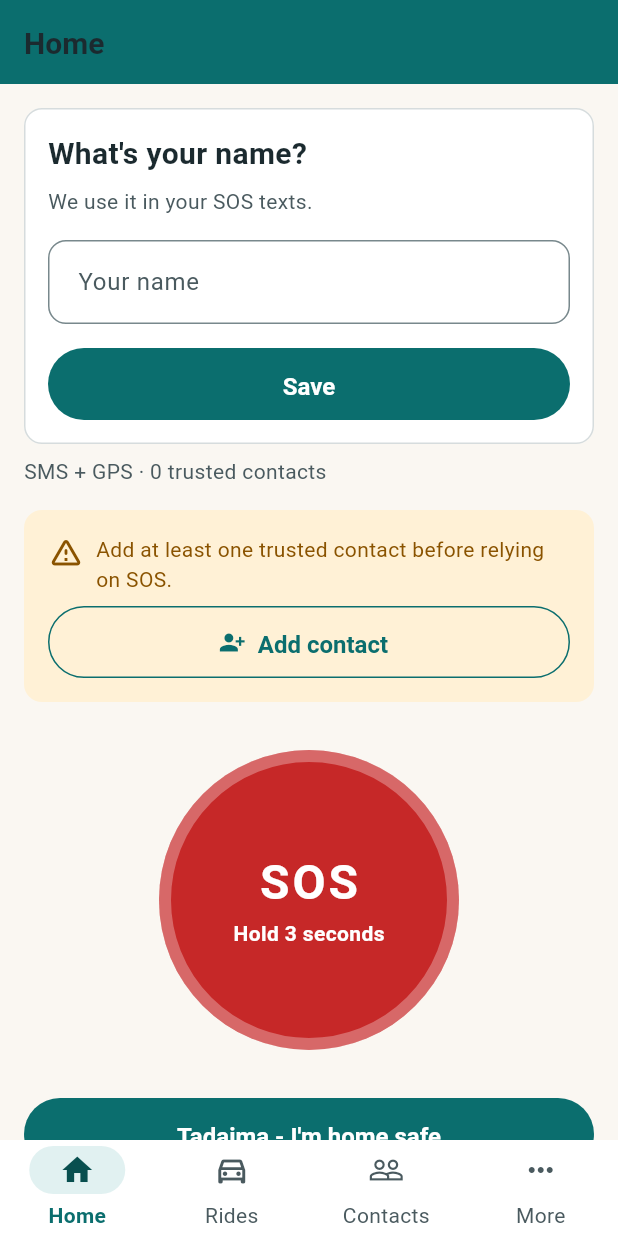
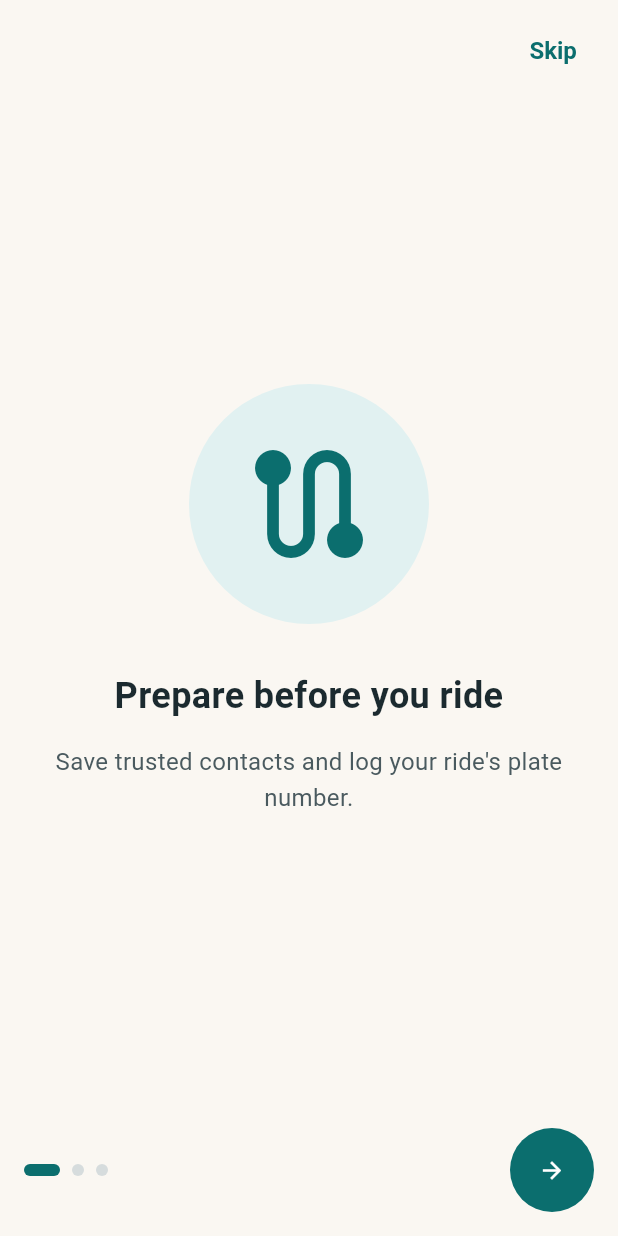
Before and after one commit to Glitch-0-CPO1/Tadaima-app, a Flutter app: the screen it shows after launch, on a phone screen of 412 x 824 dp. Run offline on Flutter 3.47's test engine with Material 3 defaults, Android fonts, the phone set to English and light mode, and no system bars; our stand-ins replace geolocator, shared_preferences.

Commit message:
Before Home redesign

```diff
--- a/lib/main.dart
+++ b/lib/main.dart
@@ -7,7 +7,9 @@ import 'providers/rides_provider.dart';
 import 'screens/contacts_screen.dart';
 import 'screens/home_screen.dart';
 import 'screens/more_screen.dart';
+import 'screens/onboarding_screen.dart';
 import 'screens/rides_screen.dart';
+import 'theme/app_colors.dart';
 import 'theme/app_theme.dart';
 
 void main() {
@@ -40,9 +42,33 @@ class TadaimaApp extends StatelessWidget {
         title: 'Tadaima',
         debugShowCheckedModeBanner: false,
         theme: AppTheme.light,
-        home: const AppShell(),
+        home: const _StartupRouter(),
       ),
     );
+  }
+}
+
+/// Routes to onboarding or the main app based on saved state.
+class _StartupRouter extends StatelessWidget {
+  const _StartupRouter();
+
+  @override
+  Widget build(BuildContext context) {
+    final profile = context.watch<ProfileProvider>();
+
+    if (!profile.isLoaded) {
+      // Plain background-colored screen while loading, no timed splash.
+      return const Scaffold(
+        backgroundColor: AppColors.bg,
+        body: SizedBox.shrink(),
+      );
+    }
+
+    if (!profile.onboardingDone) {
+      return const OnboardingScreen();
+    }
+
+    return const AppShell();
   }
 }
 
--- a/lib/providers/profile_provider.dart
+++ b/lib/providers/profile_provider.dart
@@ -14,9 +14,11 @@ class ProfileProvider extends ChangeNotifier {
   /// Key used in SharedPreferences. Keep it stable so we do not "lose" the
   /// saved name in a future version of the app.
   static const String _storageKey = 'student_name';
+  static const String _onboardingKey = 'onboarding_done';
 
   Profile _profile = const Profile();
   bool _isLoaded = false;
+  bool _onboardingDone = false;
 
   /// The saved name, or an empty string if none has been set.
   String get name => _profile.name;
@@ -27,15 +29,20 @@ class ProfileProvider extends ChangeNotifier {
   /// True when a usable (non-blank) name has been saved.
   bool get hasName => _profile.hasName;
 
-  /// Reads the saved name from the phone. Never throws.
+  /// Whether the first-run onboarding flow has been completed.
+  bool get onboardingDone => _onboardingDone;
+
+  /// Reads the saved name and onboarding state from the phone. Never throws.
   Future<void> load() async {
     try {
       final prefs = await SharedPreferences.getInstance();
       _profile = Profile(name: prefs.getString(_storageKey)?.trim() ?? '');
+      _onboardingDone = prefs.getBool(_onboardingKey) ?? false;
     } catch (_) {
-      // Storage is unavailable for some reason. Fall back to "no name" instead
+      // Storage is unavailable for some reason. Fall back to defaults instead
       // of crashing.
       _profile = const Profile();
+      _onboardingDone = false;
     } finally {
       _isLoaded = true;
       notifyListeners();
@@ -63,4 +70,17 @@ class ProfileProvider extends ChangeNotifier {
       // If saving fails we keep the change in memory so the UI still works.
     }
   }
+
+  /// Marks onboarding as completed and persists the flag.
+  Future<void> markOnboardingDone() async {
+    _onboardingDone = true;
+    notifyListeners();
+
+    try {
+      final prefs = await SharedPreferences.getInstance();
+      await prefs.setBool(_onboardingKey, true);
+    } catch (_) {
+      // If saving fails we keep the change in memory so the UI still works.
+    }
+  }
 }
--- /dev/null
+++ b/lib/screens/onboarding_screen.dart
@@ -0,0 +1,217 @@
+import 'package:flutter/material.dart';
+
+import '../theme/app_colors.dart';
+import '../theme/app_text_styles.dart';
+import '../theme/app_theme.dart';
+import 'setup_screen.dart';
+
+/// Three-slide onboarding shown on first launch.
+class OnboardingScreen extends StatefulWidget {
+  const OnboardingScreen({super.key});
+
+  @override
+  State<OnboardingScreen> createState() => _OnboardingScreenState();
+}
+
+class _OnboardingScreenState extends State<OnboardingScreen> {
+  final PageController _controller = PageController();
+  int _currentPage = 0;
+
+  static const _slides = [
+    _OnboardingSlideData(
+      icon: Icons.route,
+      headline: 'Prepare before you ride',
+      subtitle: "Save trusted contacts and log your ride's plate number.",
+    ),
+    _OnboardingSlideData(
+      icon: Icons.sos,
+      headline: 'Ask for help fast',
+      subtitle:
+          'Hold the SOS button for 3 seconds. We prepare a text with your location for your contacts.',
+    ),
+    _OnboardingSlideData(
+      icon: Icons.signal_cellular_alt,
+      headline: 'Works without mobile data',
+      subtitle:
+          'We use GPS and SMS, so you need cellular signal and load, not internet. Tadaima does not replace calling 911.',
+    ),
+  ];
+
+  @override
+  void dispose() {
+    _controller.dispose();
+    super.dispose();
+  }
+
+  void _goToNext() {
+    if (_currentPage < _slides.length - 1) {
+      _controller.nextPage(
+        duration: const Duration(milliseconds: 250),
+        curve: Curves.easeInOut,
+      );
+    } else {
+      _goToSetup();
+    }
+  }
+
+  void _goToSetup() {
+    Navigator.of(context).pushReplacement(
+      MaterialPageRoute<void>(builder: (_) => const SetupScreen()),
+    );
+  }
+
+  @override
+  Widget build(BuildContext context) {
+    final isLast = _currentPage == _slides.length - 1;
+
+    return Scaffold(
+      backgroundColor: AppColors.bg,
+      body: SafeArea(
+        child: Column(
+          children: [
+            // Skip button
+            Align(
+              alignment: Alignment.centerRight,
+              child: Padding(
+                padding: const EdgeInsets.symmetric(
+                  horizontal: AppTheme.screenPadding,
+                  vertical: AppTheme.spaceSm,
+                ),
+                child: TextButton(
+                  onPressed: _goToSetup,
+                  style: TextButton.styleFrom(
+                    minimumSize: const Size(48, 48),
+                  ),
+                  child: const Text('Skip'),
+                ),
+              ),
+            ),
+            Expanded(
+              child: PageView.builder(
+                controller: _controller,
+                itemCount: _slides.length,
+                onPageChanged: (index) {
+                  setState(() => _currentPage = index);
+                },
+                itemBuilder: (context, index) {
+                  final slide = _slides[index];
+                  return _OnboardingSlide(slide: slide);
+                },
+              ),
+            ),
+            // Bottom area: dots + button
+            Padding(
+              padding: const EdgeInsets.all(AppTheme.screenPadding),
+              child: Row(
+                children: [
+                  // Page dots
+                  Expanded(
+                    child: Row(
+                      children: List.generate(_slides.length, (index) {
+                        final active = index == _currentPage;
+                        return AnimatedContainer(
+                          duration: const Duration(milliseconds: 200),
+                          margin: const EdgeInsets.only(right: AppTheme.spaceSm),
+                          height: 8,
+                          width: active ? 24 : 8,
+                          decoration: BoxDecoration(
+                            color: active ? AppColors.primary : AppColors.divider,
+                            borderRadius: BorderRadius.circular(4),
+                          ),
+                        );
+                      }),
+                    ),
+                  ),
+                  const SizedBox(width: AppTheme.spaceMd),
+                  if (isLast)
+                    FilledButton(
+                      onPressed: _goToSetup,
+                      style: FilledButton.styleFrom(
+                        minimumSize: const Size(120, AppTheme.buttonHeight),
+                      ),
+                      child: const Text('Continue'),
+                    )
+                  else
+                    Semantics(
+                      label: 'Next',
+                      button: true,
+                      child: SizedBox(
+                        width: 56,
+                        height: 56,
+                        child: FilledButton(
+                          onPressed: _goToNext,
+                          style: FilledButton.styleFrom(
+                            shape: const CircleBorder(),
+                            padding: EdgeInsets.zero,
+                            minimumSize: const Size(48, 48),
+                          ),
+                          child: const Icon(Icons.arrow_forward),
+                        ),
+                      ),
+                    ),
+                ],
+              ),
+            ),
+          ],
+        ),
+      ),
+    );
+  }
+}
+
+class _OnboardingSlideData {
+  const _OnboardingSlideData({
+    required this.icon,
+    required this.headline,
+    required this.subtitle,
+  });
+
+  final IconData icon;
+  final String headline;
+  final String subtitle;
+}
+
+class _OnboardingSlide extends StatelessWidget {
+  const _OnboardingSlide({required this.slide});
+
+  final _OnboardingSlideData slide;
+
+  @override
+  Widget build(BuildContext context) {
+    return Padding(
+      padding: const EdgeInsets.symmetric(horizontal: AppTheme.screenPadding),
+      child: Column(
+        mainAxisAlignment: MainAxisAlignment.center,
+        children: [
+          Container(
+            width: 160,
+            height: 160,
+            decoration: BoxDecoration(
+              color: AppColors.primaryTint,
+              shape: BoxShape.circle,
+            ),
+            child: Center(
+              child: Icon(
+                slide.icon,
+                size: 96,
+                color: AppColors.primary,
+              ),
+            ),
+          ),
+          const SizedBox(height: AppTheme.spaceXl),
+          Text(
+            slide.headline,
+            style: AppTextStyles.title,
+            textAlign: TextAlign.center,
+          ),
+          const SizedBox(height: AppTheme.spaceMd),
+          Text(
+            slide.subtitle,
+            style: AppTextStyles.body.copyWith(color: AppColors.textSecondary),
+            textAlign: TextAlign.center,
+          ),
+        ],
+      ),
+    );
+  }
+}
--- a/lib/theme/app_theme.dart
+++ b/lib/theme/app_theme.dart
@@ -72,11 +72,11 @@ class AppTheme {
 
       cardTheme: CardThemeData(
         color: AppColors.surface,
-        elevation: 0,
+        elevation: 1,
         margin: EdgeInsets.zero,
+        shadowColor: Colors.black.withValues(alpha: 0.05),
         shape: RoundedRectangleBorder(
           borderRadius: BorderRadius.circular(radiusCard),
-          side: const BorderSide(color: AppColors.divider),
         ),
       ),
 
@@ -86,7 +86,7 @@ class AppTheme {
           foregroundColor: AppColors.onPrimary,
           disabledBackgroundColor: AppColors.disabledBg,
           disabledForegroundColor: AppColors.disabledText,
-          minimumSize: const Size.fromHeight(buttonHeight),
+          minimumSize: const Size(48, 48),
           textStyle: AppTextStyles.button,
           shape: RoundedRectangleBorder(
             borderRadius: BorderRadius.circular(radiusButton),
@@ -99,7 +99,19 @@ class AppTheme {
           foregroundColor: AppColors.primary,
           disabledForegroundColor: AppColors.disabledText,
           side: const BorderSide(color: AppColors.primary),
-          minimumSize: const Size.fromHeight(buttonHeight),
+          minimumSize: const Size(48, 48),
+          textStyle: AppTextStyles.button,
+          shape: RoundedRectangleBorder(
+            borderRadius: BorderRadius.circular(radiusButton),
+          ),
+        ),
+      ),
+
+      textButtonTheme: TextButtonThemeData(
+        style: TextButton.styleFrom(
+          foregroundColor: AppColors.primary,
+          disabledForegroundColor: AppColors.disabledText,
+          minimumSize: const Size(48, 48),
           textStyle: AppTextStyles.button,
           shape: RoundedRectangleBorder(
             borderRadius: BorderRadius.circular(radiusButton),
@@ -169,9 +181,7 @@ class AppTheme {
           final selected = states.contains(WidgetState.selected);
           return IconThemeData(
             size: 24,
-            color: selected
-                ? AppColors.primaryDark
-                : AppColors.textSecondary,
+            color: selected ? AppColors.primary : AppColors.textSecondary,
           );
         }),
       ),
```
Also changed, not shown: lib/screens/more_screen.dart (+13 -0 lines), lib/screens/setup_screen.dart (added, +181 -0 lines), lib/widgets/action_list_tile.dart (added, +76 -0 lines), lib/widgets/icon_tile.dart (added, +34 -0 lines), lib/widgets/section_header.dart (added, +30 -0 lines), lib/widgets/stat_card.dart (added, +44 -0 lines), 2 other files.
